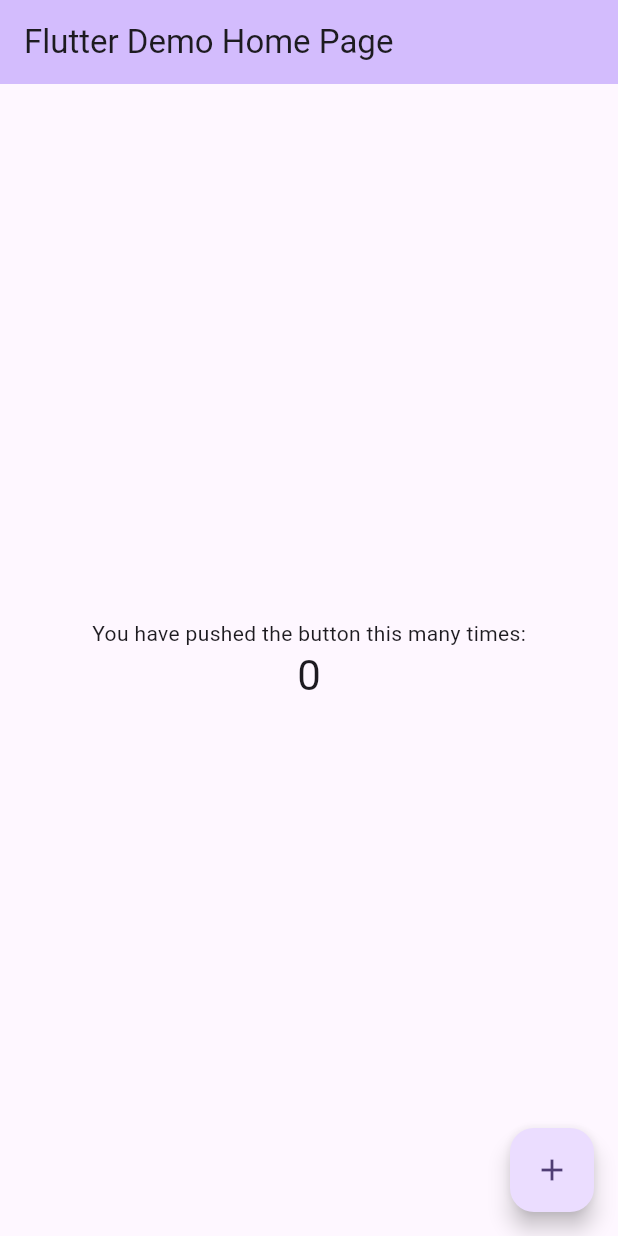
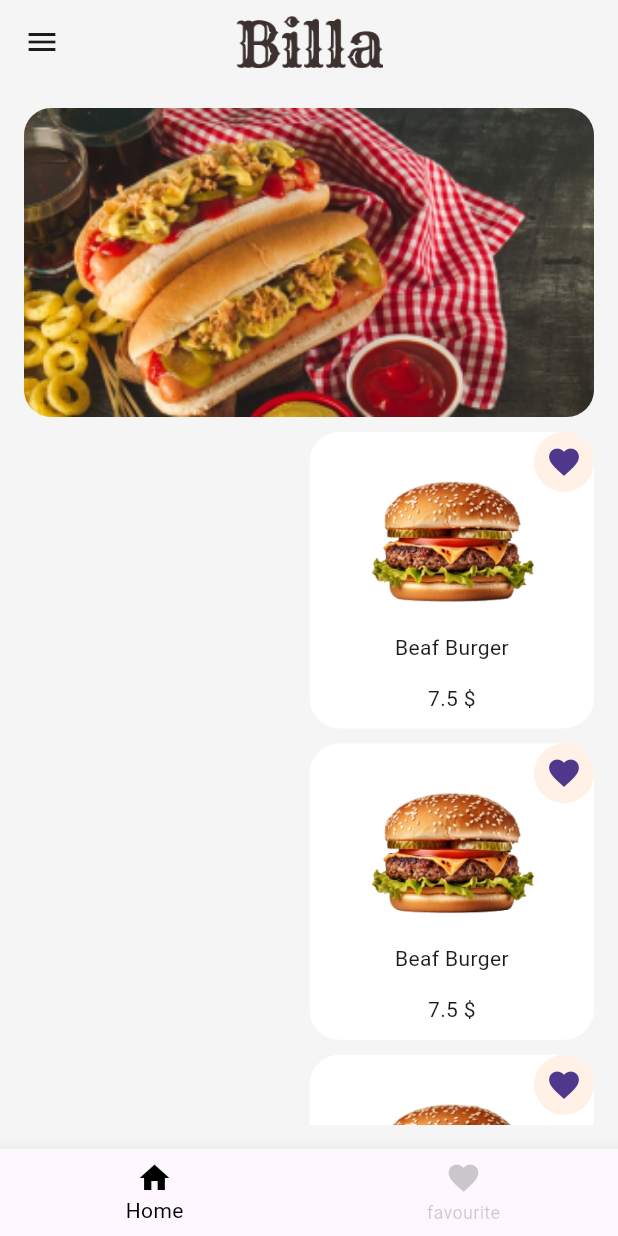
Before and after one commit to ZiadElsaadany/code-cycle-8, a Flutter app: the screen it shows after launch, on a phone screen of 412 x 824 dp. Run offline on Flutter 3.47's test engine with Material 3 defaults, Android fonts, the phone set to English and light mode, and no system bars; our stand-ins replace animate_do, google_fonts.

Commit message:
listview added

```diff
--- /dev/null
+++ b/bill_app_code_cycle_8/lib/core/utils/app_colors.dart
@@ -0,0 +1,6 @@
+import 'package:flutter/material.dart';
+
+class AppColors{
+  static const Color scaffoldColor=Color(0xffF5F5F5) ;
+  static const Color favOrange=Color(0xffFF7A00) ;
+}
--- /dev/null
+++ b/bill_app_code_cycle_8/lib/core/utils/app_images.dart
@@ -0,0 +1,9 @@
+class AppImages{
+  static const String bellaLogo = "assets/images/Billa.png";
+  static const String banner = "assets/images/banner.png";
+  static const String beafBurger = "assets/images/image 21.png";
+  static const String spicyShrimp = "assets/images/image 22.png";
+  static const String crispyZinger = "assets/images/image 23.png";
+  static const String meatShawerma = "assets/images/image 24.png";
+  static const String pizza = "assets/images/image 25.png";
+}
--- /dev/null
+++ b/bill_app_code_cycle_8/lib/features/home/views/home_screen.dart
@@ -0,0 +1,50 @@
+import 'package:bill_app_code_cycle_8/core/utils/app_colors.dart';
+import 'package:bill_app_code_cycle_8/core/utils/app_images.dart';
+import 'package:bill_app_code_cycle_8/features/home/views/widgets/custom_app_bar.dart';
+import 'package:bill_app_code_cycle_8/features/home/views/widgets/home_body.dart';
+import 'package:flutter/material.dart';
+
+class HomeScreen extends StatefulWidget {
+  const HomeScreen({super.key});
+
+  @override
+  State<HomeScreen> createState() => _HomeScreenState();
+}
+
+class _HomeScreenState extends State<HomeScreen> {
+  int bottomNavIndex = 0 ;
+
+  List<Widget>  screens =  [
+    HomeBody() ,
+    Center(child: Text("Favourite"),)
+  ];
+  @override
+  Widget build(BuildContext context) {
+    return Scaffold(
+      backgroundColor: AppColors.scaffoldColor,
+      appBar: customAppBar(context),
+      drawer: const Drawer(),
+      body: screens[bottomNavIndex],
+      bottomNavigationBar: BottomNavigationBar(
+        selectedItemColor: Colors.black,
+        unselectedItemColor: Colors.black.withOpacity(0.2),
+        currentIndex:bottomNavIndex ,
+        onTap: (index) {
+
+setState(() {
+  bottomNavIndex = index;
+
+});
+        },
+
+        items: const [
+
+          BottomNavigationBarItem(icon: Icon(Icons.home), label: "Home"),
+          BottomNavigationBarItem(icon: Icon(Icons.favorite), label: "favourite"),
+        ],
+      ),
+
+
+    );
+  }
+}
--- /dev/null
+++ b/bill_app_code_cycle_8/lib/features/home/views/widgets/banner_widget.dart
@@ -0,0 +1,20 @@
+import 'package:flutter/material.dart';
+
+import '../../../../core/utils/app_images.dart';
+
+class BannerWidget extends StatelessWidget {
+  const BannerWidget({super.key});
+
+  @override
+  Widget build(BuildContext context) {
+    return   ClipRRect(
+      borderRadius: BorderRadius.circular(18),
+      child: Image.asset(
+        AppImages.banner,
+        height: MediaQuery.of(context).size.height*0.25,
+        width: MediaQuery.of(context).size.width,
+        fit: BoxFit.cover,
+      ),
+    );
+  }
+}
--- /dev/null
+++ b/bill_app_code_cycle_8/lib/features/home/views/widgets/custom_app_bar.dart
@@ -0,0 +1,17 @@
+import 'package:bill_app_code_cycle_8/core/utils/app_colors.dart';
+import 'package:flutter/material.dart';
+
+import '../../../../core/utils/app_images.dart';
+
+customAppBar(context )  {
+   return  AppBar(
+backgroundColor: AppColors.scaffoldColor,
+       centerTitle: true,
+       title: Image.asset(AppImages.bellaLogo ,
+         height: MediaQuery.of(context).size.height*0.12,
+         width: MediaQuery.of(context).size.height*0.12,
+
+
+       ),
+   );
+}
--- /dev/null
+++ b/bill_app_code_cycle_8/lib/features/home/views/widgets/food_item.dart
@@ -0,0 +1,43 @@
+import 'package:flutter/material.dart';
+
+import '../../../../core/utils/app_colors.dart';
+import '../../../../core/utils/app_images.dart';
+
+class FoodItem extends StatelessWidget {
+  const FoodItem({super.key});
+
+  @override
+  Widget build(BuildContext context) {
+    return Stack(
+      alignment: Alignment.topRight,
+      children: [
+        Container(
+          padding: EdgeInsets.symmetric(
+              horizontal: 33,
+              vertical: 10
+          ),
+          decoration: BoxDecoration(
+              color: Colors.white,
+              borderRadius: BorderRadius.circular(20)
+          ),
+          child: Column(
+            crossAxisAlignment: CrossAxisAlignment.center,
+            children: [
+              Image.asset(AppImages.beafBurger,
+                height: MediaQuery.of(context).size.height*0.15,
+              ),
+              Text("Beaf Burger"),
+              SizedBox(height: 14,),
+              Text("7.5 \$"),
+            ],
+          ),
+        ),
+        CircleAvatar(
+          backgroundColor: AppColors.favOrange.withOpacity(0.1),
+          child: Icon(Icons.favorite),
+        ),
+
+      ],
+    );
+  }
+}
--- /dev/null
+++ b/bill_app_code_cycle_8/lib/features/home/views/widgets/home_body.dart
@@ -0,0 +1,36 @@
+import 'package:bill_app_code_cycle_8/core/utils/app_colors.dart';
+import 'package:bill_app_code_cycle_8/core/utils/app_images.dart';
+import 'package:bill_app_code_cycle_8/features/home/views/widgets/banner_widget.dart';
+import 'package:bill_app_code_cycle_8/features/home/views/widgets/food_item.dart';
+import 'package:flutter/cupertino.dart';
+import 'package:flutter/material.dart';
+
+class HomeBody extends StatelessWidget {
+  const HomeBody({super.key});
+
+  @override
+  Widget build(BuildContext context) {
+    return  Padding(
+      padding: const EdgeInsets.all(16.0),
+      child: ListView(
+        children: [
+         BannerWidget(),
+      const SizedBox(height: 10,),
+      Expanded(
+        child: ListView.separated(
+          physics: NeverScrollableScrollPhysics(),
+          shrinkWrap: true,
+          separatorBuilder: (context,index)  {
+      return const SizedBox(height: 10,);
+          },
+      itemCount: 20,
+      itemBuilder: (c,index) {
+          return FoodItem();
+        }),
+      )
+
+        ],
+      ),
+    );
+  }
+}
--- a/bill_app_code_cycle_8/lib/main.dart
+++ b/bill_app_code_cycle_8/lib/main.dart
@@ -1,125 +1,19 @@
+import 'package:bill_app_code_cycle_8/features/home/views/home_screen.dart';
 import 'package:flutter/material.dart';
 
 void main() {
-  runApp(const MyApp());
+  runApp(const BellaApp());
 }
 
-class MyApp extends StatelessWidget {
-  const MyApp({super.key});
+class BellaApp extends StatelessWidget {
+  const BellaApp({super.key});
 
-  // This widget is the root of your application.
   @override
   Widget build(BuildContext context) {
     return MaterialApp(
-      title: 'Flutter Demo',
-      theme: ThemeData(
-        // This is the theme of your application.
-        //
-        // TRY THIS: Try running your application with "flutter run". You'll see
-        // the application has a purple toolbar. Then, without quitting the app,
-        // try changing the seedColor in the colorScheme below to Colors.green
-        // and then invoke "hot reload" (save your changes or press the "hot
-        // reload" button in a Flutter-supported IDE, or press "r" if you used
-        // the command line to start the app).
-        //
-        // Notice that the counter didn't reset back to zero; the application
-        // state is not lost during the reload. To reset the state, use hot
-        // restart instead.
-        //
-        // This works for code too, not just values: Most code changes can be
-        // tested with just a hot reload.
-        colorScheme: ColorScheme.fromSeed(seedColor: Colors.deepPurple),
-        useMaterial3: true,
-      ),
-      home: const MyHomePage(title: 'Flutter Demo Home Page'),
+
+      home: HomeScreen(),
+      debugShowCheckedModeBanner: false,
     );
   }
 }
-
-class MyHomePage extends StatefulWidget {
-  const MyHomePage({super.key, required this.title});
-
-  // This widget is the home page of your application. It is stateful, meaning
-  // that it has a State object (defined below) that contains fields that affect
-  // how it looks.
-
-  // This class is the configuration for the state. It holds the values (in this
-  // case the title) provided by the parent (in this case the App widget) and
-  // used by the build method of the State. Fields in a Widget subclass are
-  // always marked "final".
-
-  final String title;
-
-  @override
-  State<MyHomePage> createState() => _MyHomePageState();
-}
-
-class _MyHomePageState extends State<MyHomePage> {
-  int _counter = 0;
-
-  void _incrementCounter() {
-    setState(() {
-      // This call to setState tells the Flutter framework that something has
-      // changed in this State, which causes it to rerun the build method below
-      // so that the display can reflect the updated values. If we changed
-      // _counter without calling setState(), then the build method would not be
-      // called again, and so nothing would appear to happen.
-      _counter++;
-    });
-  }
-
-  @override
-  Widget build(BuildContext context) {
-    // This method is rerun every time setState is called, for instance as done
-    // by the _incrementCounter method above.
-    //
-    // The Flutter framework has been optimized to make rerunning build methods
-    // fast, so that you can just rebuild anything that needs updating rather
-    // than having to individually change instances of widgets.
-    return Scaffold(
-      appBar: AppBar(
-        // TRY THIS: Try changing the color here to a specific color (to
-        // Colors.amber, perhaps?) and trigger a hot reload to see the AppBar
-        // change color while the other colors stay the same.
-        backgroundColor: Theme.of(context).colorScheme.inversePrimary,
-        // Here we take the value from the MyHomePage object that was created by
-        // the App.build method, and use it to set our appbar title.
-        title: Text(widget.title),
-      ),
-      body: Center(
-        // Center is a layout widget. It takes a single child and positions it
-        // in the middle of the parent.
-        child: Column(
-          // Column is also a layout widget. It takes a list of children and
-          // arranges them vertically. By default, it sizes itself to fit its
-          // children horizontally, and tries to be as tall as its parent.
-          //
-          // Column has various properties to control how it sizes itself and
-          // how it positions its children. Here we use mainAxisAlignment to
-          // center the children vertically; the main axis here is the vertical
-          // axis because Columns are vertical (the cross axis would be
-          // horizontal).
-          //
-          // TRY THIS: Invoke "debug painting" (choose the "Toggle Debug Paint"
-          // action in the IDE, or press "p" in the console), to see the
-          // wireframe for each widget.
-          mainAxisAlignment: MainAxisAlignment.center,
-          children: <Widget>[
-            const Text(
-              'You have pushed the button this many times:',
-            ),
-            Text(
-              '$_counter',
-              style: Theme.of(context).textTheme.headlineMedium,
-            ),
-          ],
-        ),
-      ),
-      floatingActionButton: FloatingActionButton(
-        onPressed: _incrementCounter,
-        tooltip: 'Increment',
-        child: const Icon(Icons.add),
-      ), // This trailing comma makes auto-formatting nicer for build methods.
-    );
-  }
-}
--- a/bill_app_code_cycle_8/pubspec.yaml
+++ b/bill_app_code_cycle_8/pubspec.yaml
@@ -59,8 +59,8 @@ flutter:
   uses-material-design: true
 
   # To add assets to your application, add an assets section, like this:
-  # assets:
-  #   - images/a_dot_burr.jpeg
+  assets:
+   - assets/images/
   #   - images/a_dot_ham.jpeg
 
   # An image asset can refer to one or more resolution-specific "variants", see
```
Also changed, not shown: bill_app_code_cycle_8/assets/images/Billa.png (added), bill_app_code_cycle_8/assets/images/banner.png (added), bill_app_code_cycle_8/assets/images/image 21.png (added), bill_app_code_cycle_8/assets/images/image 22.png (added), bill_app_code_cycle_8/assets/images/image 23.png (added), bill_app_code_cycle_8/assets/images/image 24.png (added), bill_app_code_cycle_8/assets/images/image 25.png (added), 1 other file.
